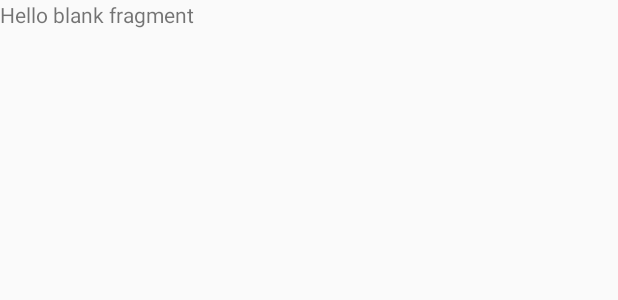
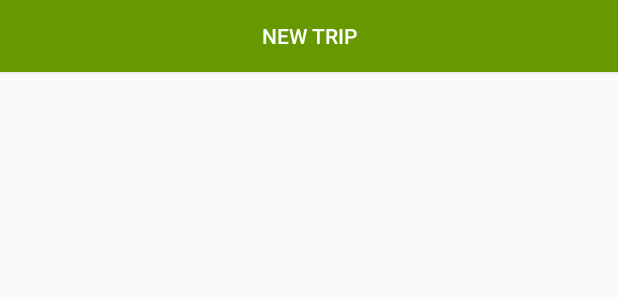
Before and after one commit to ECSE321-Fall2018/t09, an Android app: the layout fragment_advertisement.xml on its own in the app's theme, with its tools: preview values and no code run, on a phone screen of 412 x 824 dp. Shown: the top 300 px of the screen. Run offline under Robolectric (Android 15) with nearby library versions, the phone set to English and light mode, and no system bars.

Commit message:
added create trip button

```diff
--- a/Driver/RideShare9/app/src/main/res/layout/activity_trip_list.xml
+++ b/Driver/RideShare9/app/src/main/res/layout/activity_trip_list.xml
@@ -9,10 +9,7 @@
         >
 
 
-    <android.support.v7.widget.RecyclerView
-            android:layout_width="match_parent"
-            android:layout_height="match_parent"
-            android:id="@+id/recycler_view"/>
+
     <android.support.design.widget.BottomNavigationView
             android:id="@+id/navigation"
             android:layout_width="0dp"
--- a/Driver/RideShare9/app/src/main/res/layout/fragment_advertisement.xml
+++ b/Driver/RideShare9/app/src/main/res/layout/fragment_advertisement.xml
@@ -5,10 +5,24 @@
     android:layout_height="match_parent"
     tools:context=".AdvertisementFragment">
 
-    <!-- TODO: Update blank fragment layout -->
-    <TextView
-        android:layout_width="match_parent"
-        android:layout_height="match_parent"
-        android:text="@string/hello_blank_fragment" />
+   <LinearLayout android:layout_width="match_parent" android:layout_height="match_parent" android:orientation="vertical">
+
+       <Button
+               android:id="@+id/toAddTripButton"
+               android:layout_width="match_parent"
+               android:layout_height="wrap_content"
+               android:background="@android:color/holo_green_dark"
+               android:text="New Trip"
+               android:textColor="@android:color/white" />
+
+    <android.support.v7.widget.RecyclerView
+            android:id="@+id/trip_recylcer"
+            android:layout_width="match_parent"
+            android:layout_height="0dp"
+            android:layout_weight="1"
+            />
+
+   </LinearLayout>
+
 
 </FrameLayout>
```
